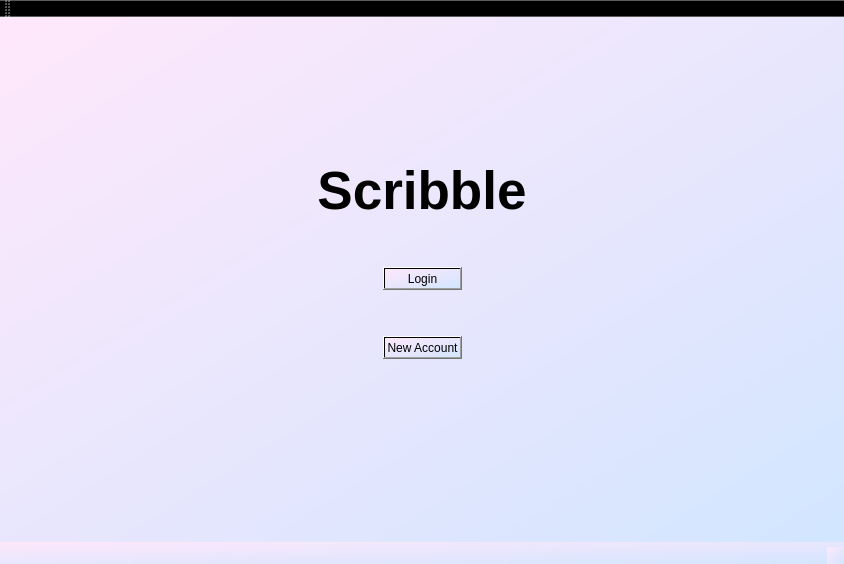
Qt form Skribbl App/ClientGUI/clientgui.ui (codralexandra/ProjectModernCpp-Particular-Science) before a commit.
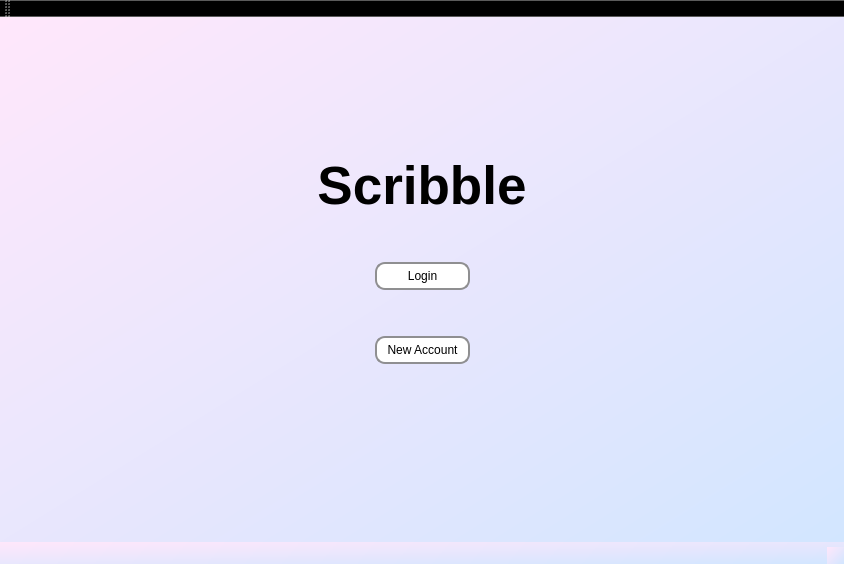
The same form after that commit. Icons and pictures are not drawn.

Commit message: Added UI for register window & updated UI for start window

Patch:
```diff
--- a/Skribbl App/ClientGUI/clientgui.ui
+++ b/Skribbl App/ClientGUI/clientgui.ui
@@ -75,30 +75,20 @@
           <item>
            <widget class="QPushButton" name="startLoginButton">
             <property name="styleSheet">
-             <string notr="true">QPushButton#loginButton {
-  background-color: #f0f0f0; /* Background color */
-  border: 2px solid #333; /* Border color */
-  border-radius: 10px; /* Border radius */
-  color: #333; /* Text color */
-  font-family: Arial, sans-serif;
-  font-size: 14px;
-  padding: 8px 16px; /* Padding */
+             <string notr="true">#startLoginButton {
+    background-color: white;
+    border: 2px solid #8f8f91;
+    border-radius: 10px;
+    padding: 5px 10px;
 }
 
 QPushButton#loginButton:hover {
   background-color: #e0e0e0; /* Adjust as needed */
 }
 
-/* Simulate scribbled appearance using a background image */
-QPushButton#loginButton:pressed {
-  background-image: url('path/to/scribble_texture.png'); /* Adjust the path to your scribble texture */
-  color: #fff; /* Text color on pressed state */
-}
-
-/* Add a slight box shadow for depth */
-QPushButton#loginButton:pressed,
-QPushButton#loginButton:hover {
-  box-shadow: 2px 2px 5px rgba(0, 0, 0, 0.2);
+#startLoginButton:pressed {
+    background-color: #a9a9a9; 
+    border: 2px solid #686868; 
 }</string>
             </property>
             <property name="text">
@@ -122,30 +112,20 @@
           <item>
            <widget class="QPushButton" name="startRegisterButton">
             <property name="styleSheet">
-             <string notr="true">QPushButton#newButton {
-  background-color: #f0f0f0; /* Background color */
-  border: 2px solid #333; /* Border color */
-  border-radius: 10px; /* Border radius */
-  color: #333; /* Text color */
-  font-family: Arial, sans-serif;
-  font-size: 14px;
-  padding: 8px 16px; /* Padding */
+             <string notr="true">#startRegisterButton {
+    background-color: white;
+    border: 2px solid #8f8f91;
+    border-radius: 10px;
+    padding: 5px 10px;
 }
 
 QPushButton#newButton:hover {
   background-color: #e0e0e0; /* Adjust as needed */
 }
 
-/* Simulate scribbled appearance using a background image */
-QPushButton#newButton:pressed {
-  background-image: url('path/to/scribble_texture.png'); /* Adjust the path to your scribble texture */
-  color: #fff; /* Text color on pressed state */
-}
-
-/* Add a slight box shadow for depth */
-QPushButton#newButton:pressed,
-QPushButton#newButton:hover {
-  box-shadow: 2px 2px 5px rgba(0, 0, 0, 0.2);
+#startRegisterButton:pressed {
+    background-color: #a9a9a9; 
+    border: 2px solid #686868; 
 }</string>
             </property>
             <property name="text">
```
Left out of the diff: 8 changed lines with no effect on the pictures. The commit also changes 1 other file.
